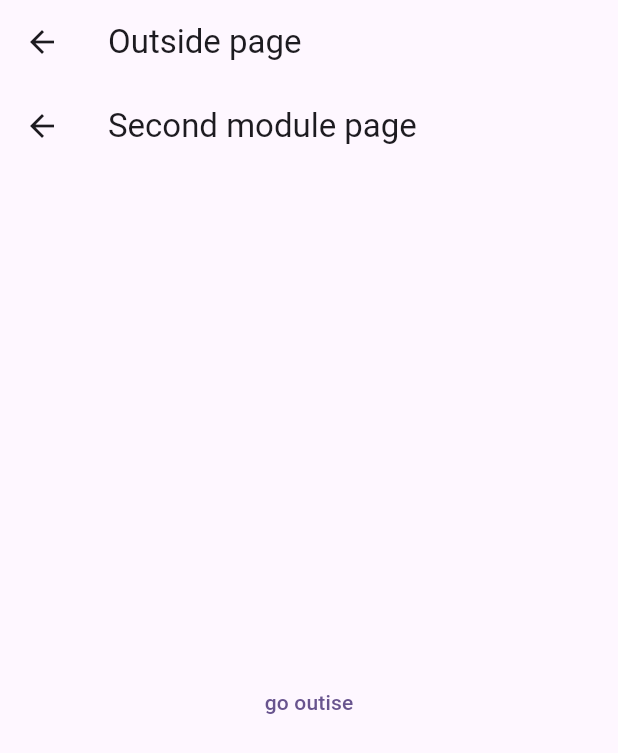
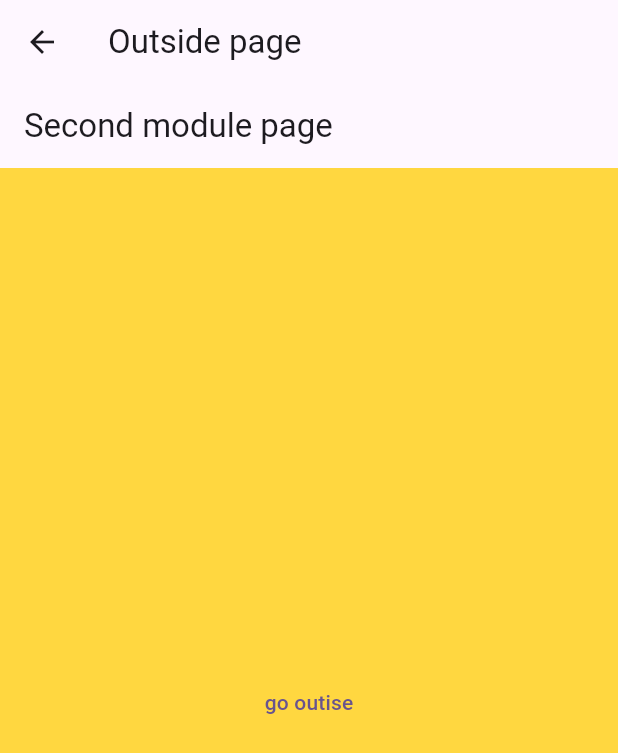
Before and after one commit to ozzfelipe/Modular-issue, a Flutter app: the SecondChildPage screen opened by its route, after a tap on "go outise", on a phone screen of 412 x 824 dp. Shown: the top 753 px of the screen. Run offline on Flutter 3.47's test engine with Material 3 defaults, Android fonts, the phone set to English and light mode, and no system bars; our stand-ins replace flutter_modular.

Commit message:
change colors to better understend

```diff
--- a/lib/main.dart
+++ b/lib/main.dart
@@ -100,7 +100,9 @@ class _FirstChildPageState extends State<FirstChildPage> {
   @override
   Widget build(BuildContext context) {
     return Scaffold(
+      backgroundColor: Colors.tealAccent,
       appBar: AppBar(
+        automaticallyImplyLeading: false,
         title: const Text('First module page'),
       ),
       body: Center(
@@ -134,8 +136,10 @@ class _SecondChildPageState extends State<SecondChildPage> {
   @override
   Widget build(BuildContext context) {
     return Scaffold(
+      backgroundColor: Colors.amberAccent,
       appBar: AppBar(
         title: const Text('Second module page'),
+        automaticallyImplyLeading: false,
       ),
       body: Center(
         child: TextButton(
```
